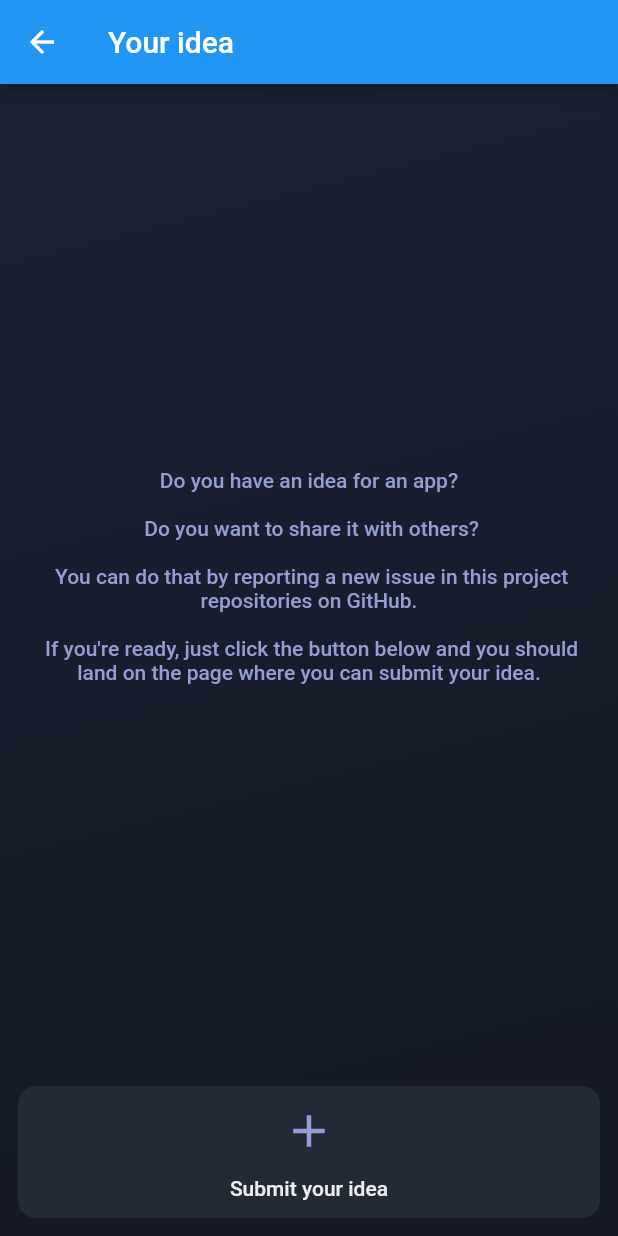
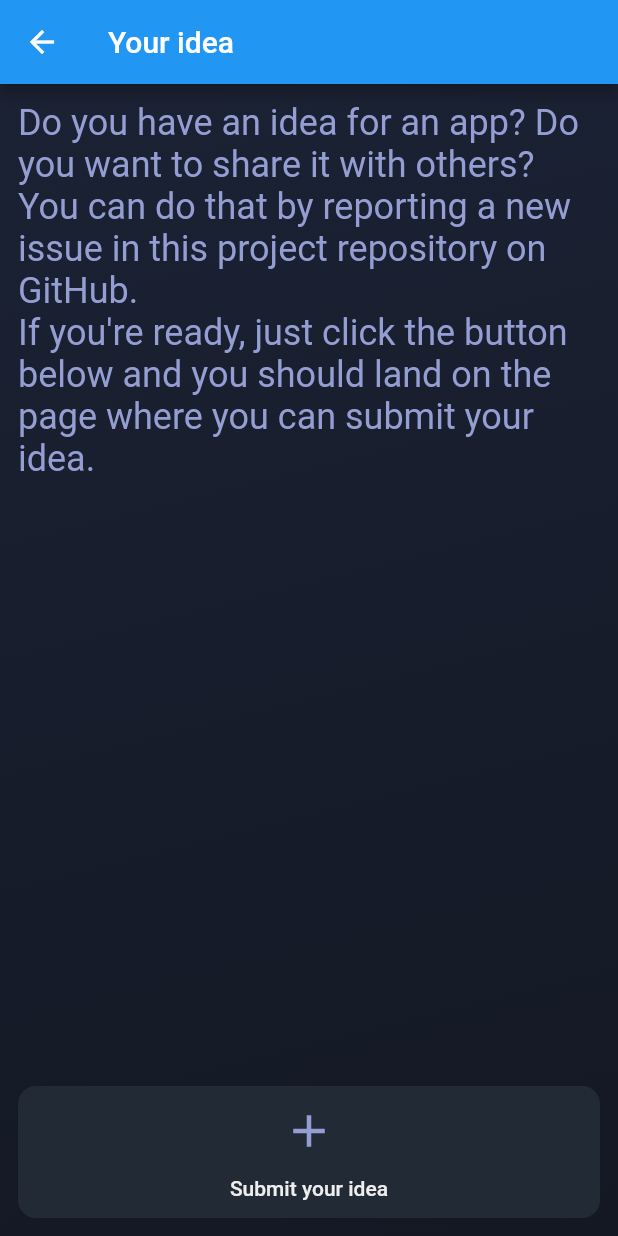
Before and after one commit to mivoligo/app_ideas, a Flutter app: the screen it shows after launch, after a tap on "Propose your idea", on a phone screen of 412 x 824 dp. Run offline on Flutter 3.47's test engine with Material 2 defaults, Android fonts, the phone set to English and light mode, and no system bars; our stand-ins replace bloc, cached_network_image, equatable, flutter_bloc.

Commit message:
Update new idea page

```diff
--- a/lib/new_idea/view/new_idea_page.dart
+++ b/lib/new_idea/view/new_idea_page.dart
@@ -17,18 +17,17 @@ class NewIdeaPage extends StatelessWidget {
           Expanded(
             child: Padding(
               padding: const EdgeInsets.all(12.0),
-              child: Center(
+              child: SingleChildScrollView(
                 child: Text(
-                  'Do you have an idea for an app?\n\n'
-                  ' Do you want to share it with others?\n\n'
-                  ' You can do that by reporting a new issue in this project'
-                  ' repositories on GitHub.\n\n If you\'re ready, just click'
+                  'Do you have an idea for an app? '
+                  'Do you want to share it with others?\n'
+                  'You can do that by reporting a new issue in this project'
+                  ' repository on GitHub.\nIf you\'re ready, just click'
                   ' the button below and you should land on the page where you'
                   ' can submit your idea.',
-                  textAlign: TextAlign.center,
                   style: Theme.of(context)
                       .textTheme
-                      .bodyLarge
+                      .headlineSmall
                       ?.copyWith(color: const Color(0xFF949ED3)),
                 ),
               ),
```
